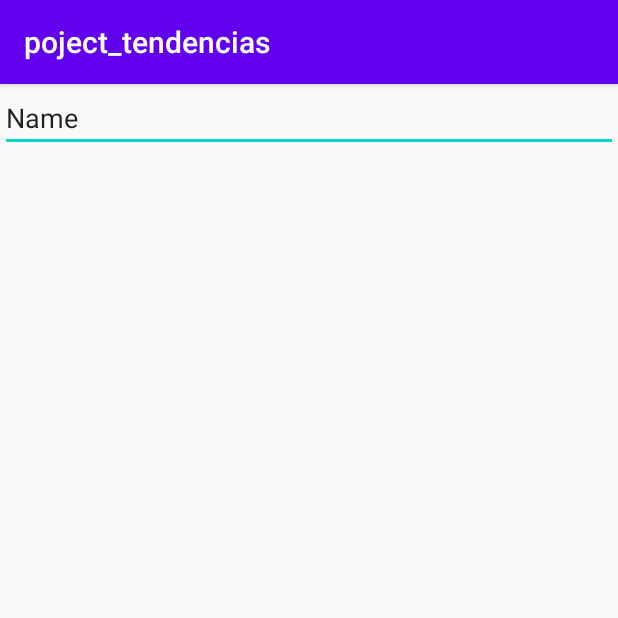
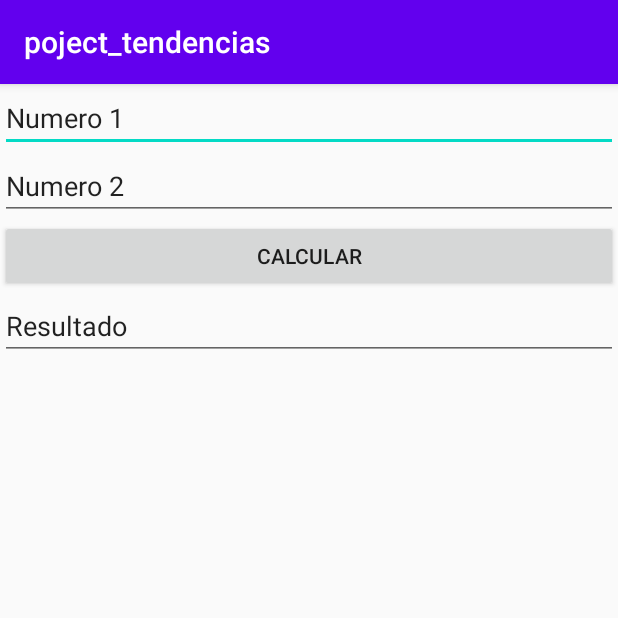
Before and after one commit to skellive/repositorio_materia, an Android app: the screen it shows after launch (MainActivity), on a phone screen of 412 x 824 dp, the top half of it. Run offline under Robolectric (Android 15) with nearby library versions, the phone set to English and light mode, and no system bars.

Commit message:
Layout
Calcular

```diff
--- a/app/src/main/res/layout/activity_main.xml
+++ b/app/src/main/res/layout/activity_main.xml
@@ -1,16 +1,43 @@
 <?xml version="1.0" encoding="utf-8"?>
-<androidx.appcompat.widget.LinearLayoutCompat xmlns:android="http://schemas.android.com/apk/res/android"
-    xmlns:app="http://schemas.android.com/apk/res-auto"
+<androidx.core.widget.NestedScrollView xmlns:android="http://schemas.android.com/apk/res/android"
     xmlns:tools="http://schemas.android.com/tools"
     android:layout_width="match_parent"
     android:layout_height="match_parent"
     tools:context=".MainActivity">
 
-    <EditText
-        android:id="@+id/editTextTextPersonName"
+    <LinearLayout
         android:layout_width="match_parent"
         android:layout_height="wrap_content"
-        android:ems="10"
-        android:inputType="textPersonName"
-        android:text="Name" />
-</androidx.appcompat.widget.LinearLayoutCompat>
+        android:orientation="vertical">
+
+        <EditText
+            android:id="@+id/txtNum1"
+            android:layout_width="match_parent"
+            android:layout_height="wrap_content"
+            android:ems="10"
+            android:inputType="textPersonName"
+            android:text="@string/num_1" />
+
+        <EditText
+            android:id="@+id/txtNum2"
+            android:layout_width="match_parent"
+            android:layout_height="wrap_content"
+            android:ems="10"
+            android:inputType="textPersonName"
+            android:text="@string/num_2" />
+
+        <Button
+            android:id="@+id/button"
+            android:layout_width="match_parent"
+            android:layout_height="wrap_content"
+            android:text="@string/result_btn" />
+
+        <EditText
+            android:id="@+id/result"
+            android:layout_width="match_parent"
+            android:layout_height="wrap_content"
+            android:ems="10"
+            android:inputType="textPersonName"
+            android:text="@string/resul_text" />
+    </LinearLayout>
+</androidx.core.widget.NestedScrollView>
--- a/app/src/main/res/values/strings.xml
+++ b/app/src/main/res/values/strings.xml
@@ -1,3 +1,7 @@
 <resources>
     <string name="app_name">poject_tendencias</string>
+    <string name="num_1">Numero 1</string>
+    <string name="num_2">Numero 2</string>
+    <string name="resul_text">Resultado</string>
+    <string name="result_btn">Calcular</string>
 </resources>
```
